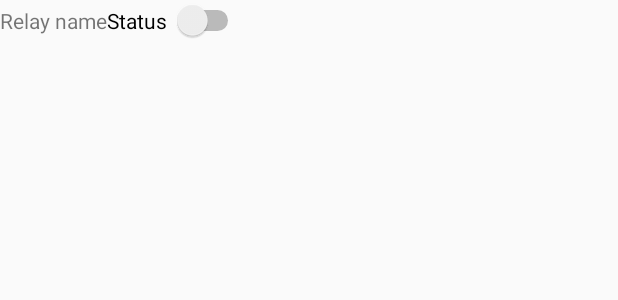
After one commit to gabrielmdc/gcr-cli-android, an Android app: the layout list_relay.xml on its own in the app's theme, with its tools: preview values and no code run, on a phone screen of 412 x 824 dp. The commit adds this screen. Shown: the top 300 px of the screen. Run offline under Robolectric (Android 15) with nearby library versions, the phone set to English and light mode, and no system bars.

Commit message:
Add: relay list view

```diff
--- a/app/src/main/AndroidManifest.xml
+++ b/app/src/main/AndroidManifest.xml
@@ -16,6 +16,7 @@
                 <category android:name="android.intent.category.LAUNCHER" />
             </intent-filter>
         </activity>
+        <activity android:name=".activities.RelayActivity"></activity>
     </application>
 
 </manifest>
--- a/app/src/main/java/relay/control/gpio/android/repositories/IRepositories.java
+++ b/app/src/main/java/relay/control/gpio/android/repositories/IRepositories.java
@@ -1,6 +1,9 @@
 package relay.control.gpio.android.repositories;
+
+import android.content.Context;
 
 public interface IRepositories {
     IServerRepository getServerRepository();
     void closeConnection();
+    void openConnection(Context context);
 }
--- /dev/null
+++ b/app/src/main/res/layout/list_relay.xml
@@ -0,0 +1,25 @@
+<?xml version="1.0" encoding="utf-8"?>
+<android.support.constraint.ConstraintLayout
+    xmlns:android="http://schemas.android.com/apk/res/android"
+    xmlns:tools="http://schemas.android.com/tools"
+    android:layout_width="match_parent"
+    android:layout_height="match_parent" >
+
+    <LinearLayout
+        android:layout_width="match_parent"
+        android:layout_height="match_parent"
+        android:orientation="horizontal">
+        <TextView
+            android:id="@+id/relayNameTextView"
+            android:layout_width="wrap_content"
+            android:layout_height="100dp"
+            android:text="Relay name" />
+
+        <Switch
+            android:id="@+id/relayStateSwitch"
+            android:layout_width="wrap_content"
+            android:layout_height="wrap_content"
+            android:text="Status "/>
+    </LinearLayout>
+
+</android.support.constraint.ConstraintLayout>
```
Also changed, not shown: app/src/main/java/relay/control/gpio/android/activities/RelayActivity.java (added, +48 -0 lines), app/src/main/java/relay/control/gpio/android/adapters/RelayListAdapter.java (added, +70 -0 lines), app/src/main/java/relay/control/gpio/android/app/MainActivity.java (+19 -4 lines), app/src/main/java/relay/control/gpio/android/models/IRelay.java (added, +14 -0 lines), app/src/main/java/relay/control/gpio/android/models/Relay.java (added, +60 -0 lines), app/src/main/java/relay/control/gpio/android/repositories/realm/RealmRepositories.java (+14 -9 lines), app/src/main/res/layout/activity_relay.xml (added, +13 -0 lines), app/src/main/res/layout/dialog_server.xml (renamed from app/src/main/res/layout/create_server_dialog.xml).
